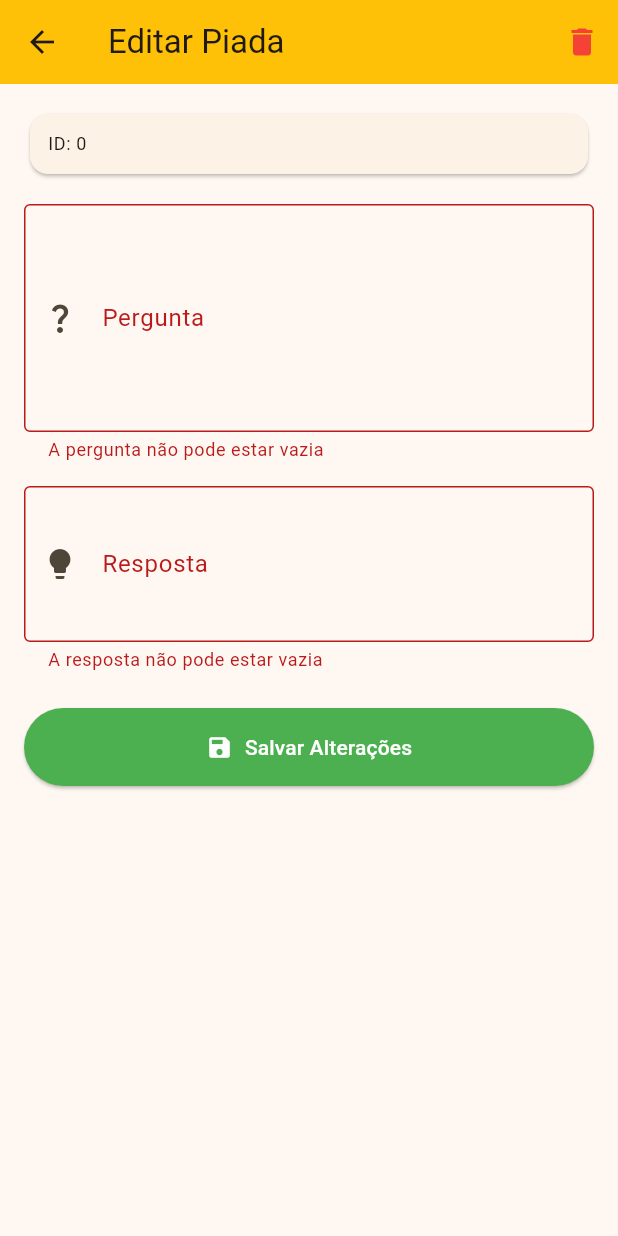
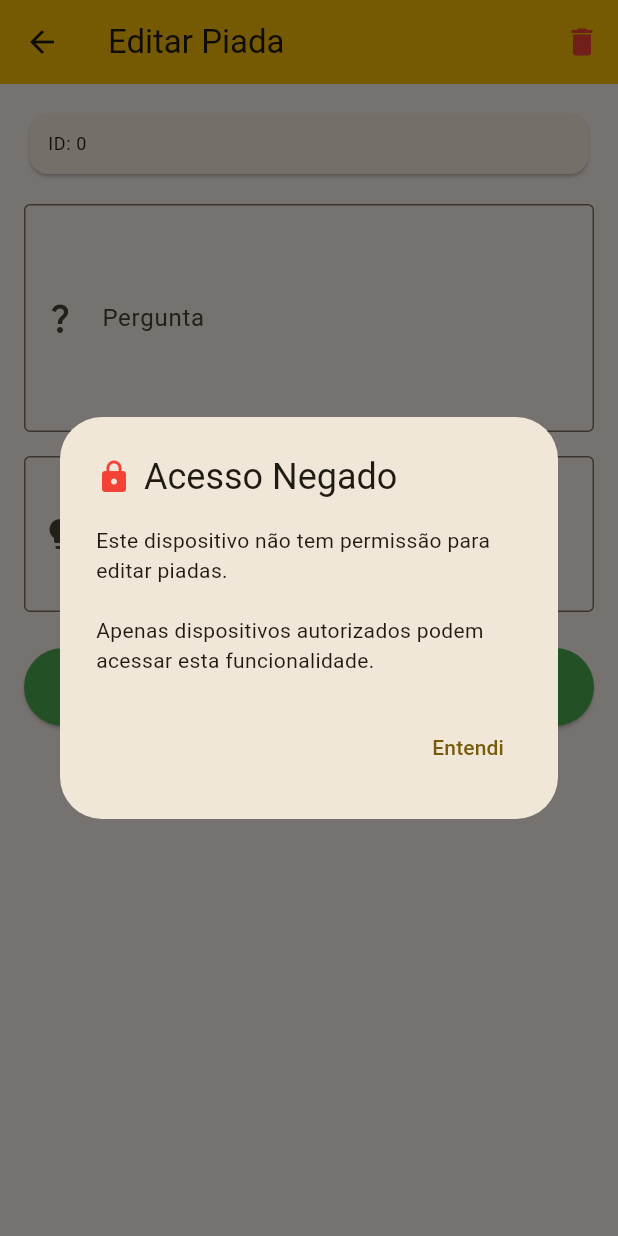
Before and after one commit to rodrigolanes/oqueeoquee, a Flutter app: the EditJokeScreen screen opened directly with empty values, after a tap on "Salvar Alterações", on a phone screen of 412 x 824 dp. Run offline on Flutter 3.47's test engine with Material 3 defaults, Android fonts, the phone set to English and light mode, and no system bars; our stand-ins replace dartz, device_info_plus, equatable, get_it, shared_preferences, supabase_flutter; accounts and stored records are empty; statements that could not run were skipped.

Commit message:
feat: adiciona controle de acesso baseado em dispositivo para funcoes admin

```diff
--- a/lib/screens/edit_joke_screen.dart
+++ b/lib/screens/edit_joke_screen.dart
@@ -3,6 +3,7 @@ import 'package:provider/provider.dart';
 
 import '../features/jokes/domain/entities/joke.dart';
 import '../features/jokes/presentation/providers/admin_provider.dart';
+import '../utils/device_utils.dart';
 
 class EditJokeScreen extends StatefulWidget {
   final Joke joke;
@@ -21,12 +22,55 @@ class _EditJokeScreenState extends State<EditJokeScreen> {
   late TextEditingController _questionController;
   late TextEditingController _answerController;
   bool _isLoading = false;
+  bool _isDeviceAllowed = false;
 
   @override
   void initState() {
     super.initState();
     _questionController = TextEditingController(text: widget.joke.question);
     _answerController = TextEditingController(text: widget.joke.answer);
+    _checkDevicePermission();
+  }
+
+  Future<void> _checkDevicePermission() async {
+    final allowed = await DeviceUtils.isDeviceAllowed();
+    if (mounted) {
+      setState(() {
+        _isDeviceAllowed = allowed;
+      });
+
+      if (!allowed) {
+        _showUnauthorizedDialog();
+      }
+    }
+  }
+
+  void _showUnauthorizedDialog() {
+    showDialog(
+      context: context,
+      barrierDismissible: false,
+      builder: (context) => AlertDialog(
+        title: const Row(
+          children: [
+            Icon(Icons.lock, color: Colors.red),
+            SizedBox(width: 8),
+            Text('Acesso Negado'),
+          ],
+        ),
+        content: const Text(
+          'Este dispositivo não tem permissão para editar piadas.\n\nApenas dispositivos autorizados podem acessar esta funcionalidade.',
+        ),
+        actions: [
+          TextButton(
+            onPressed: () {
+              Navigator.of(context).pop();
+              Navigator.of(context).pop();
+            },
+            child: const Text('Entendi'),
+          ),
+        ],
+      ),
+    );
   }
 
   @override
@@ -38,6 +82,11 @@ class _EditJokeScreenState extends State<EditJokeScreen> {
 
   Future<void> _saveChanges() async {
     if (!_formKey.currentState!.validate()) return;
+
+    if (!_isDeviceAllowed) {
+      _showUnauthorizedDialog();
+      return;
+    }
 
     setState(() => _isLoading = true);
 
@@ -71,6 +120,11 @@ class _EditJokeScreenState extends State<EditJokeScreen> {
   }
 
   Future<void> _deleteJoke() async {
+    if (!_isDeviceAllowed) {
+      _showUnauthorizedDialog();
+      return;
+    }
+
     final confirm = await showDialog<bool>(
       context: context,
       builder: (context) => AlertDialog(
--- a/lib/utils/device_utils.dart
+++ b/lib/utils/device_utils.dart
@@ -10,7 +10,6 @@ class DeviceUtils {
   static const List<String> allowedDeviceIds = [
     'BP2A.250605.031.A3',
     'TP1A.220624.014',
-    'ID_DO_FILHO_2',
     'UE1A.230829.036.A4', // Emulator Android
   ];
 
```
Also changed, not shown: lib/screens/create_joke_screen.dart (+54 -0 lines), lib/screens/home_screen.dart (+43 -0 lines).
